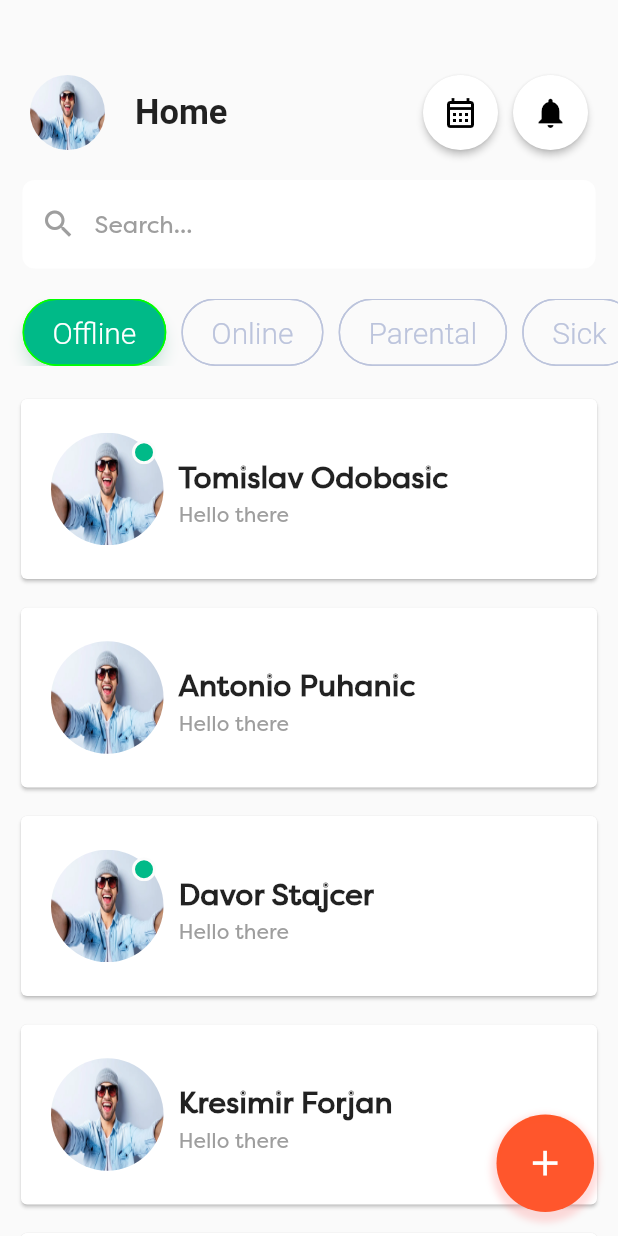
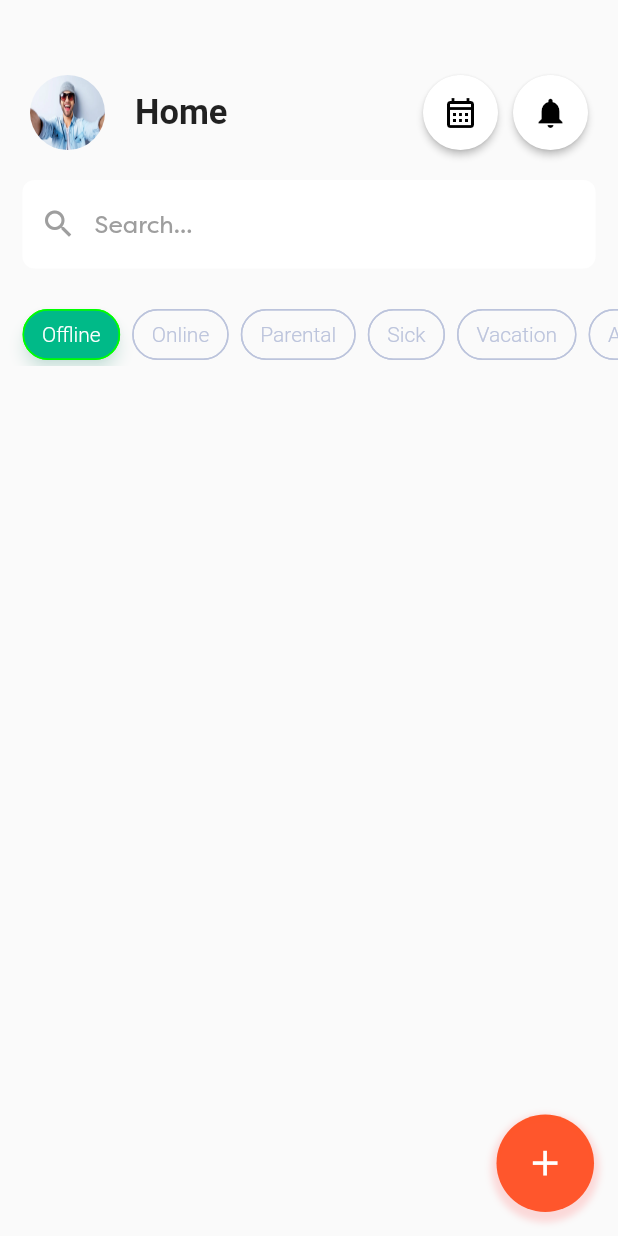
Before and after one commit to todobasic/cobe-hive-flutter-app, a Flutter app: the screen it shows after launch, after a tap on "Offline", on a phone screen of 412 x 824 dp. Run offline on Flutter 3.47's test engine with Material 2 defaults, Android fonts, the phone set to English and light mode, and no system bars; our stand-ins replace flutter_svg.

Commit message:
Home screen logic implemented with provider

```diff
--- /dev/null
+++ b/lib/filtered_list_notifier.dart
@@ -0,0 +1,54 @@
+import 'package:cobe_task/user.dart';
+import 'package:flutter/material.dart';
+import 'package:cobe_task/user_list_temp.dart';
+
+class FilteredListNotifier extends ChangeNotifier {
+  final List<User> allUsers;
+
+  FilteredListNotifier(this.allUsers);
+
+  List<User> _filteredUsers = UserListTemp.userList;
+
+  String? _searchTerm;
+  List<String> _chip = [];
+
+  List<User> get filteredUsers => _filteredUsers;
+  List<String> get chip => _chip;
+
+  bool isChipSelected(String chip) => _chip.contains(chip);
+
+  onSearchTermChanged(String searchTerm) {
+    _searchTerm = searchTerm;
+    filterUsers();
+    notifyListeners();
+  }
+
+  onChipChanged(List<String> chips) {
+    _chip = chips;
+    filterUsers();
+    notifyListeners();
+  }
+
+  filterUsers() {
+    _filteredUsers = allUsers.where((user) {
+      final isSearchSatisfied = _isSerchTermSatisfied(user);
+      return isSearchSatisfied &&
+          (_chip.isEmpty ||
+              _chip.any((chip) => user.statusList.contains(chip)));
+    }).toList();
+  }
+
+  bool _isSerchTermSatisfied(User user) {
+    if (_searchTerm == null) {
+      return true;
+    }
+    if (_searchTerm!.isEmpty) {
+      return true;
+    }
+    return user.name.contains(_searchTerm!);
+  }
+
+  bool _isChipSatisfied(User user) {
+    return user.statusList.contains(_chip);
+  }
+}
--- a/lib/main.dart
+++ b/lib/main.dart
@@ -2,7 +2,22 @@ import 'package:flutter/material.dart';
 import 'package:cobe_task/pages/home_page.dart';
 
 void main() {
-  runApp(const MaterialApp(
-    home: HomeScreen(),
-  ));
+  runApp(const CobeHiveApp());
 }
+
+class CobeHiveApp extends StatelessWidget {
+  const CobeHiveApp({super.key});
+
+  @override
+  Widget build(BuildContext context) {
+    return MaterialApp(
+      home: const HomeScreen(),
+      builder: (context, child) {
+        return SafeArea(child: child!);
+      },
+      routes: {
+        '/home': (context) => const HomeScreen(),
+      },
+    );
+  }
+}
--- a/lib/pages/home_page.dart
+++ b/lib/pages/home_page.dart
@@ -1,26 +1,21 @@
+import 'package:cobe_task/filtered_list_notifier.dart';
+import 'package:cobe_task/user_list_temp.dart';
 import 'package:cobe_task/widgets/fab_homepage.dart';
 import 'package:cobe_task/widgets/filterslist.dart';
 import 'package:cobe_task/widgets/homebar.dart';
 import 'package:cobe_task/widgets/searchbar.dart';
 import 'package:cobe_task/widgets/user_card_list.dart';
 import 'package:flutter/material.dart';
+import 'package:provider/provider.dart';
 
-class HomeScreen extends StatefulWidget {
+class HomeScreen extends StatelessWidget {
   const HomeScreen({super.key});
 
   @override
-  State<HomeScreen> createState() => _HomeScreenState();
-}
-
-class _HomeScreenState extends State<HomeScreen> {
-  @override
-  void initState() {
-    super.initState();
-  }
-
-  @override
   Widget build(BuildContext context) {
-    return Scaffold(
+    return ChangeNotifierProvider(
+      create: (_) => FilteredListNotifier(UserListTemp.userList),
+      child: Scaffold(
         body: Container(
           color: const Color(0x00f2f7ff),
           child: Column(
@@ -48,6 +43,7 @@ class _HomeScreenState extends State<HomeScreen> {
           ),
         ),
         floatingActionButton: const FAB_homepage(),
+      ),
     );
   }
 }
--- a/lib/pages/login_page.dart
+++ b/lib/pages/login_page.dart
@@ -24,8 +24,8 @@ class _LoginScreenState extends State<LoginScreen> {
       body: Container(
         width: double.infinity,
         color: Colors.blueGrey[50],
-        child: const Column(
-          children: [
+        child:  Column(
+          children: const [
             SizedBox(
               height: 150,
             ),
--- a/lib/resources.dart
+++ b/lib/resources.dart
@@ -1,39 +1,6 @@
 import 'package:cobe_task/user.dart';
 
 class Resources {
-  static final List<User> userList = [
-    User(
-        name: 'Tomislav Odobasic',
-        description: 'Hello there',
-        imageUrl: 'assets/images/selfie.jpg',
-        status: 'Online',
-        isOnline: true),
-    User(
-        name: 'Antonio Puhanic',
-        description: 'Hello there',
-        imageUrl: 'assets/images/selfie.jpg',
-        status: 'Parental',
-        isOnline: false),
-    User(
-        name: 'Davor Stajcer',
-        description: 'Hello there',
-        status: 'Online',
-        imageUrl: 'assets/images/selfie.jpg',
-        isOnline: true),
-    User(
-        name: 'Kresimir Forjan',
-        description: 'Hello there',
-        status: 'Sick',
-        imageUrl: 'assets/images/selfie.jpg',
-        isOnline: false),
-    User(
-        name: 'Kresimir Forjan',
-        description: 'Hello there',
-        status: 'Vacation',
-        imageUrl: 'assets/images/selfie.jpg',
-        isOnline: false),
-  ];
-
   static List<User> foundUsers = [];
 
   static List<String> filters = [
--- a/lib/user.dart
+++ b/lib/user.dart
@@ -2,13 +2,13 @@ class User {
   String name = '';
   String description = '';
   String imageUrl = '';
-  String status = '';
+  List<String> statusList = [];
   late bool isOnline;
 
   User(
       {required this.name,
       required this.description,
       required this.imageUrl,
-      required this.status,
+      required this.statusList,
       required this.isOnline});
 }
--- /dev/null
+++ b/lib/user_list_temp.dart
@@ -0,0 +1,36 @@
+import 'package:cobe_task/user.dart';
+
+abstract class UserListTemp {
+  static final List<User> userList = [
+    User(
+        name: 'Tomislav Odobasic',
+        description: 'Hello there',
+        imageUrl: 'assets/images/selfie.jpg',
+        statusList: ['Online'],
+        isOnline: true),
+    User(
+        name: 'Antonio Puhanic',
+        description: 'Hello there',
+        imageUrl: 'assets/images/selfie.jpg',
+        statusList: ['Parental'],
+        isOnline: false),
+    User(
+        name: 'Davor Stajcer',
+        description: 'Hello there',
+        statusList: ['Online'],
+        imageUrl: 'assets/images/selfie.jpg',
+        isOnline: true),
+    User(
+        name: 'Kresimir Forjan',
+        description: 'Hello there',
+        statusList: ['Sick'],
+        imageUrl: 'assets/images/selfie.jpg',
+        isOnline: false),
+    User(
+        name: 'Kresimir Forjan',
+        description: 'Hello there',
+        statusList: ['Vacation'],
+        imageUrl: 'assets/images/selfie.jpg',
+        isOnline: false),
+  ];
+}
--- a/lib/widgets/filterslist.dart
+++ b/lib/widgets/filterslist.dart
@@ -1,4 +1,6 @@
+import 'package:cobe_task/filtered_list_notifier.dart';
 import 'package:flutter/material.dart';
+import 'package:provider/provider.dart';
 
 class FiltersList extends StatefulWidget {
   const FiltersList({super.key});
@@ -8,7 +10,7 @@ class FiltersList extends StatefulWidget {
 }
 
 class _FiltersListState extends State<FiltersList> {
-  final List<String> statusFilter = [
+  final List<String> filterOptions = [
     'Offline',
     'Online',
     'Parental',
@@ -17,37 +19,30 @@ class _FiltersListState extends State<FiltersList> {
     'Away',
   ];
 
-  Set<String> selectedFilters = <String>{};
-
   @override
   Widget build(BuildContext context) {
-    return ListView.separated(
+    return Consumer<FilteredListNotifier>(
+      builder: (context, filteredListNotifier, _) {
+        return SingleChildScrollView(
+          scrollDirection: Axis.horizontal,
+          child: Padding(
             padding: const EdgeInsets.fromLTRB(15, 0, 0, 0),
-      scrollDirection: Axis.horizontal,
-      itemCount: statusFilter.length,
-      separatorBuilder: (context, index) => const SizedBox(width: 10),
-      itemBuilder: (BuildContext context, int index) {
-        final isSelected = selectedFilters.contains(statusFilter[index]);
+            child: Row(
+              children: [
+                Wrap(
+                  spacing: 8.0,
+                  children: filterOptions.map((filter) {
+                    final isSelected =
+                        filteredListNotifier.isChipSelected(filter);
+
                     return FilterChip(
-          onSelected: (bool selected) => setState(
-            () {
-              selected
-                  ? selectedFilters.add(statusFilter[index])
-                  : selectedFilters.remove(statusFilter[index]);
-            },
-          ),
-          selected: isSelected,
-          label: Padding(
-            padding: const EdgeInsets.symmetric(horizontal: 7.0, vertical: 6.0),
-            child: Text(
-              statusFilter[index],
+                      label: Text(
+                        filter,
                         style: TextStyle(
                           color: isSelected
                               ? const Color.fromRGBO(255, 255, 255, 1)
                               : const Color.fromRGBO(188, 196, 220, 1),
-                fontSize: 20,
                           fontWeight: FontWeight.w300,
-              ),
                         ),
                       ),
                       backgroundColor: const Color(0x00f2f7ff),
@@ -60,8 +55,25 @@ class _FiltersListState extends State<FiltersList> {
                       ),
                       selectedColor: const Color.fromRGBO(0, 186, 136, 1),
                       elevation: isSelected ? 4 : 0,
-          selectedShadowColor: const Color.fromRGBO(0, 186, 136, 0.3),
+                      selectedShadowColor:
+                          const Color.fromRGBO(0, 186, 136, 0.3),
                       showCheckmark: false,
+                      selected: isSelected,
+                      onSelected: (selected) {
+                        final selectedFilters = filteredListNotifier.chip;
+                        if (selected) {
+                          selectedFilters.add(filter);
+                        } else {
+                          selectedFilters.remove(filter);
+                        }
+                        filteredListNotifier.onChipChanged(selectedFilters);
+                      },
+                    );
+                  }).toList(),
+                ),
+              ],
+            ),
+          ),
         );
       },
     );
--- a/lib/widgets/loginbutton.dart
+++ b/lib/widgets/loginbutton.dart
@@ -12,7 +12,7 @@ class LoginButton extends StatelessWidget {
       height: 65,
       child: ElevatedButton(
         style: ElevatedButton.styleFrom(
-            primary: Colors.deepOrange,
+            backgroundColor: Colors.deepOrange,
             shadowColor: const Color.fromRGBO(252, 68, 2, 0.31),
             shape: RoundedRectangleBorder(
               borderRadius: BorderRadius.circular(8),
--- a/lib/widgets/searchbar.dart
+++ b/lib/widgets/searchbar.dart
@@ -1,4 +1,6 @@
+import 'package:cobe_task/filtered_list_notifier.dart';
 import 'package:flutter/material.dart';
+import 'package:provider/provider.dart';
 
 class Searchbar extends StatelessWidget {
   const Searchbar({
@@ -7,6 +9,9 @@ class Searchbar extends StatelessWidget {
 
   @override
   Widget build(BuildContext context) {
+    final searchFilter =
+        Provider.of<FilteredListNotifier>(context, listen: false);
+
     return Padding(
       padding: const EdgeInsets.fromLTRB(15, 0, 15, 0),
       child: TextField(
@@ -22,6 +27,9 @@ class Searchbar extends StatelessWidget {
                 const TextStyle(color: Colors.grey, fontFamily: 'FilsonPro'),
             prefixIcon: const Icon(Icons.search),
             prefixIconColor: Colors.grey),
+        onChanged: (value) {
+          searchFilter.onSearchTermChanged(value);
+        },
       ),
     );
   }
--- a/lib/widgets/user_card_list.dart
+++ b/lib/widgets/user_card_list.dart
@@ -1,54 +1,28 @@
 import 'package:cobe_task/user_card.dart';
+import 'package:cobe_task/filtered_list_notifier.dart';
 import 'package:flutter/material.dart';
-import 'package:cobe_task/user.dart';
+import 'package:provider/provider.dart';
 
 class UserCardList extends StatelessWidget {
   const UserCardList({super.key});
 
   @override
   Widget build(BuildContext context) {
-    final List<User> userList = [
-      User(
-          name: 'Tomislav Odobasic',
-          description: 'Hello there',
-          imageUrl: 'assets/images/selfie.jpg',
-          status: 'Online',
-          isOnline: true),
-      User(
-          name: 'Antonio Puhanic',
-          description: 'Hello there',
-          imageUrl: 'assets/images/selfie.jpg',
-          status: 'Parental',
-          isOnline: false),
-      User(
-          name: 'Davor Stajcer',
-          description: 'Hello there',
-          status: 'Online',
-          imageUrl: 'assets/images/selfie.jpg',
-          isOnline: true),
-      User(
-          name: 'Kresimir Forjan',
-          description: 'Hello there',
-          status: 'Sick',
-          imageUrl: 'assets/images/selfie.jpg',
-          isOnline: false),
-      User(
-          name: 'Kresimir Forjan',
-          description: 'Hello there',
-          status: 'Vacation',
-          imageUrl: 'assets/images/selfie.jpg',
-          isOnline: false),
-    ];
     return Expanded(
-      child: ListView.separated(
+      child: Consumer<FilteredListNotifier>(
+        builder: (context, provider, _) {
+          final users = provider.filteredUsers;
+          return ListView.separated(
               padding: EdgeInsets.zero,
               scrollDirection: Axis.vertical,
               itemBuilder: (context, index) {
-            final user = userList[index];
+                final user = users[index];
                 return UserCard(user: user);
               },
               separatorBuilder: (context, index) => const SizedBox(height: 1),
-          itemCount: userList.length),
+              itemCount: users.length);
+        },
+      ),
     );
   }
 }
--- a/pubspec.yaml
+++ b/pubspec.yaml
@@ -19,7 +19,7 @@ publish_to: 'none' # Remove this line if you wish to publish to pub.dev
 version: 1.0.0+1
 
 environment:
-  sdk: '>=3.0.5 <4.0.0'
+  sdk: '>=2.18.0 <4.0.0'
 
 # Dependencies specify other packages that your package needs in order to work.
 # To automatically upgrade your package dependencies to the latest versions
@@ -31,6 +31,7 @@ dependencies:
   flutter_svg: ^2.0.5
   flutter:
     sdk: flutter
+  provider: ^6.0.5
 
 
   # The following adds the Cupertino Icons font to your application.
```
Also changed, not shown: lib/user_card.dart (line endings or trailing spaces), pubspec.lock. Lines whose indentation alone changed are shown as unchanged.
